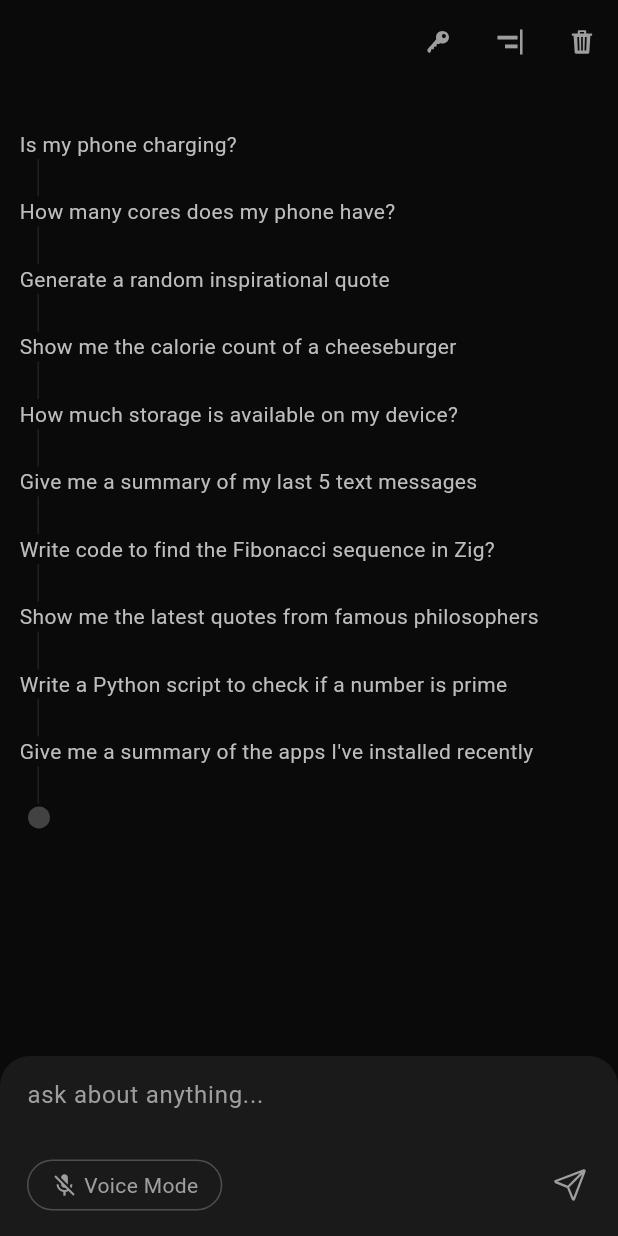
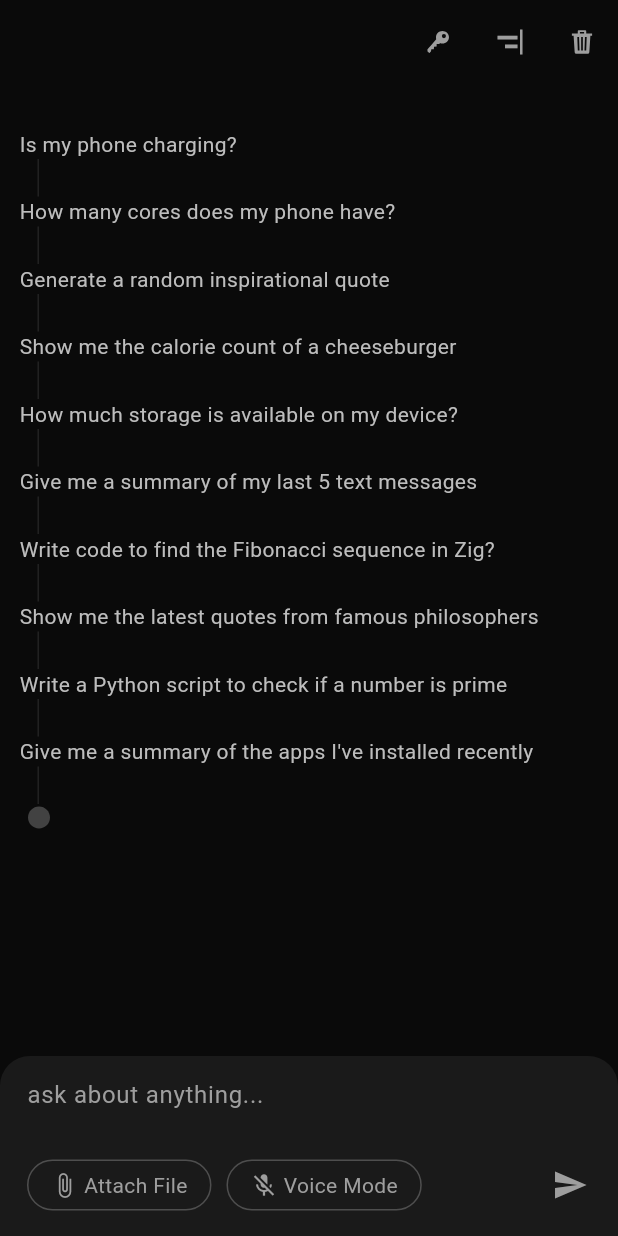
Before and after one commit to Darweshpk/Nat1, a Flutter app: the screen it shows after launch, after a tap on an icon or button, on a phone screen of 412 x 824 dp. Run offline on Flutter 3.47's test engine with Material 3 defaults, Android fonts, the phone set to English and light mode, and no system bars; our stand-ins replace animated_text_kit, battery_plus, file_picker, flutter_tts, google_generative_ai, hive and 5 more; missing offline and left inert: call_log_new, flutter_sharing_intent, flutter_sms_inbox, gpt_markdown, installed_apps, mobkit_dashed_border and 1 more; accounts and stored records are empty; statements that could not run were skipped.

Commit message:
feat: Implemented file attachment functionality for user input through prompts for multimodal interactions

```diff
--- a/lib/components/input_box.dart
+++ b/lib/components/input_box.dart
@@ -1,3 +1,4 @@
+// dart
 import 'package:flutter/material.dart';
 import 'package:ionicons/ionicons.dart';
 import 'package:speech_to_text/speech_to_text.dart';
@@ -7,6 +8,7 @@ class InputBox extends StatefulWidget {
     super.key,
     required this.summarizeText,
     required this.chatWithAI,
+    required this.attachFile,
     required this.isSummarizeInContext,
     required this.userMessageController,
     required this.toggleVoiceMode,
@@ -18,6 +20,7 @@ class InputBox extends StatefulWidget {
 
   final Function summarizeText;
   final Function chatWithAI;
+  final Function attachFile; // New
   final bool isSummarizeInContext;
   final TextEditingController userMessageController;
   final Function toggleVoiceMode;
@@ -34,11 +37,6 @@ class _InputBoxState extends State<InputBox> {
   bool isVoiceMode = false;
 
   @override
-  void initState() {
-    super.initState();
-  }
-
-  @override
   Widget build(BuildContext context) {
     return Container(
       padding: const EdgeInsets.only(
@@ -49,13 +47,10 @@ class _InputBoxState extends State<InputBox> {
       ),
       decoration: BoxDecoration(
         borderRadius: BorderRadius.only(
-            topLeft: Radius.circular(
-              20.0,
+          topLeft: Radius.circular(20.0),
+          topRight: Radius.circular(20.0),
         ),
-            topRight: Radius.circular(
-              20.0,
-            )),
-        color: Color(0xff1a1a1a),
+        color: const Color(0xff1a1a1a),
       ),
       child: Column(
         crossAxisAlignment: CrossAxisAlignment.start,
@@ -64,12 +59,11 @@ class _InputBoxState extends State<InputBox> {
               ? Container()
               : Row(
             children: [
-                    // InputBox
               Expanded(
                 child: TextField(
                   controller: widget.userMessageController,
                   cursorColor: Colors.white,
-                        style: TextStyle(color: Colors.white),
+                  style: const TextStyle(color: Colors.white),
                   minLines: 1,
                   maxLines: 5,
                   decoration: InputDecoration(
@@ -81,47 +75,49 @@ class _InputBoxState extends State<InputBox> {
               ),
             ],
           ),
-          SizedBox(height: 12.0),
+          const SizedBox(height: 12.0),
           Row(
             mainAxisAlignment: MainAxisAlignment.spaceBetween,
             children: [
               Row(
                 mainAxisAlignment: MainAxisAlignment.start,
-                spacing: 12.0,
                 children: [
-                  // Attach Files
-                  // GestureDetector(
-                  //   onTap: () {},
-                  //   child: Container(
-                  //     padding: const EdgeInsets.symmetric(
-                  //       horizontal: 15.0,
-                  //       vertical: 6.0,
-                  //     ),
-                  //     decoration: BoxDecoration(
-                  //       border: Border.all(
-                  //         color:
-                  //             Theme.of(context).iconTheme.color!.withAlpha(100),
-                  //       ),
-                  //       borderRadius: BorderRadius.circular(100.0),
-                  //     ),
-                  //     child: Row(
-                  //       spacing: 4.0,
-                  //       children: [
-                  //         Icon(
-                  //           Icons.attach_file_outlined,
-                  //           color: Theme.of(context).iconTheme.color,
-                  //           size: 18.0,
-                  //         ),
-                  //         Text(
-                  //           'Attach File',
-                  //           style: TextStyle(
-                  //             color: Theme.of(context).iconTheme.color,
-                  //           ),
-                  //         )
-                  //       ],
-                  //     ),
-                  //   ),
-                  // ),
+
+                  GestureDetector(
+                    onTap: () {
+                      widget.attachFile();
+                    },
+                    child: Container(
+                      padding: const EdgeInsets.symmetric(
+                        horizontal: 15.0,
+                        vertical: 6.0,
+                      ),
+                      decoration: BoxDecoration(
+                        border: Border.all(
+                          color:
+                          Theme.of(context).iconTheme.color!.withAlpha(100),
+                        ),
+                        borderRadius: BorderRadius.circular(100.0),
+                      ),
+                      child: Row(
+                        children: [
+                          Icon(
+                            Icons.attach_file_outlined,
+                            color: Theme.of(context).iconTheme.color,
+                            size: 18.0,
+                          ),
+                          const SizedBox(width: 4.0),
+                          Text(
+                            'Attach File',
+                            style: TextStyle(
+                              color: Theme.of(context).iconTheme.color,
+                            ),
+                          )
+                        ],
+                      ),
+                    ),
+                  ),
+                  const SizedBox(width: 10.0),
                   // Voice Mode
                   GestureDetector(
                     onTap: () {
@@ -144,7 +140,6 @@ class _InputBoxState extends State<InputBox> {
                         borderRadius: BorderRadius.circular(100.0),
                       ),
                       child: Row(
-                        spacing: 4.0,
                         children: [
                           Icon(
                             widget.isInVoiceMode ? Icons.mic : Icons.mic_off,
@@ -153,6 +148,7 @@ class _InputBoxState extends State<InputBox> {
                                 : Theme.of(context).iconTheme.color,
                             size: 18.0,
                           ),
+                          const SizedBox(width: 4.0),
                           Text(
                             'Voice Mode',
                             style: TextStyle(
@@ -167,7 +163,6 @@ class _InputBoxState extends State<InputBox> {
                   ),
                 ],
               ),
-
               // Send and Mic Button
               widget.isInVoiceMode
                   ? IconButton(
@@ -187,12 +182,12 @@ class _InputBoxState extends State<InputBox> {
               )
                   : IconButton(
                 onPressed: () {
-                        widget.isSummarizeInContext == true
+                  widget.isSummarizeInContext
                       ? widget.summarizeText(fromUserInput: true)
                       : widget.chatWithAI();
                 },
                 icon: Icon(
-                        Ionicons.paper_plane_outline,
+                  Icons.send,
                   color: Theme.of(context).iconTheme.color,
                 ),
               ),
```
Also changed, not shown: lib/components/conversation_feed.dart (+50 -24 lines), lib/pages/homepage.dart (+61 -4 lines). Lines whose indentation alone changed are shown as unchanged.
